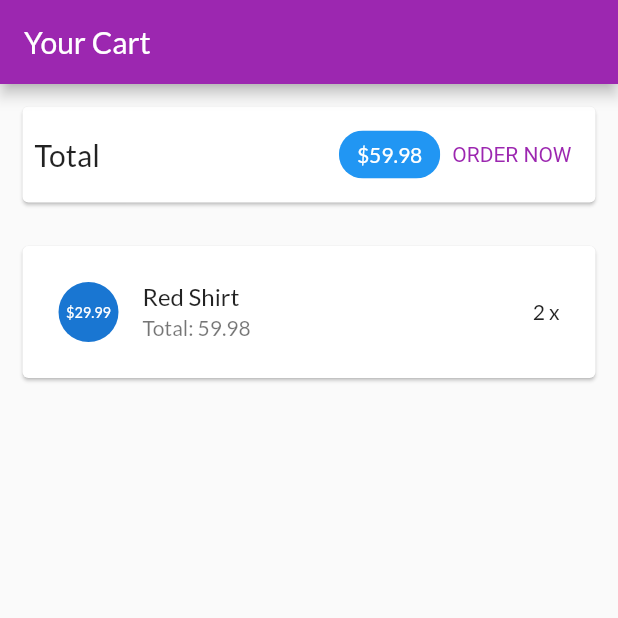
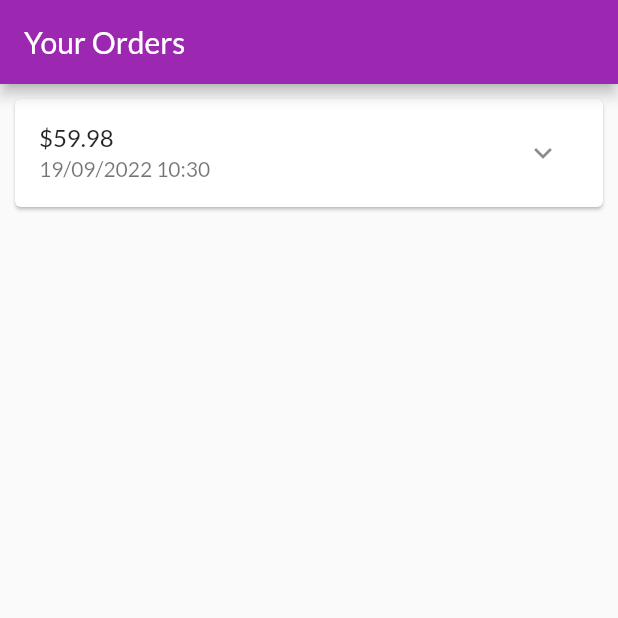
Before and after one commit to Matyudod/myshop, a Flutter app: the screen it shows after launch, on a phone screen of 412 x 824 dp, the top half of it. Run offline on Flutter 3.47's test engine with Material 2 defaults, Android fonts, the phone set to English and light mode, and no system bars.

Commit message:
Xay dung trang cac dat hang

```diff
--- a/lib/main.dart
+++ b/lib/main.dart
@@ -1,5 +1,5 @@
 import 'package:flutter/material.dart';
-import 'ui/cart/cart_screen.dart';
+import 'ui/orders/orders_screen.dart';
 
 void main() {
   runApp(const MyApp());
@@ -21,9 +21,7 @@ class MyApp extends StatelessWidget {
             secondary: Colors.deepOrange,
           )),
       home: const SafeArea(
-        child: SafeArea(
-          child: CartScreen(),
-        ),
+        child: SafeArea(child: OrdersScreen()),
       ),
     );
   }
--- /dev/null
+++ b/lib/models/order_item.dart
@@ -0,0 +1,31 @@
+import 'cart_item.dart';
+
+class OrderItem {
+  final String? id;
+  final double amount;
+  final List<CartItem> products;
+  final DateTime dateTime;
+  int get productCount {
+    return products.length;
+  }
+
+  OrderItem({
+    this.id,
+    required this.amount,
+    required this.products,
+    DateTime? dateTime,
+  }) : dateTime = dateTime ?? DateTime.now();
+  OrderItem copyWith({
+    String? id,
+    double? amount,
+    List<CartItem>? products,
+    DateTime? dateTime,
+  }) {
+    return OrderItem(
+      id: id ?? this.id,
+      amount: amount ?? this.amount,
+      products: products ?? this.products,
+      dateTime: dateTime ?? this.dateTime,
+    );
+  }
+}
--- /dev/null
+++ b/lib/ui/orders/order_item_card.dart
@@ -0,0 +1,76 @@
+import 'dart:math';
+import 'package:flutter/material.dart';
+import 'package:intl/intl.dart';
+import '../../models/order_item.dart';
+
+class OrderItemCard extends StatefulWidget {
+  final OrderItem order;
+  const OrderItemCard(this.order, {super.key});
+  @override
+  State<OrderItemCard> createState() => _OrderItemCardState();
+}
+
+class _OrderItemCardState extends State<OrderItemCard> {
+  var _expanded = false;
+  @override
+  Widget build(BuildContext context) {
+    return Card(
+      margin: const EdgeInsets.all(10),
+      child: Column(
+        children: [
+          buildOrderSummary(),
+          if (_expanded) buildOrderDetails(),
+        ],
+      ),
+    );
+  }
+
+  Widget buildOrderDetails() {
+    return Container(
+      padding: const EdgeInsets.symmetric(horizontal: 15, vertical: 4),
+      height: min(widget.order.productCount * 20.0 + 10, 100),
+      child: ListView(
+        children: widget.order.products
+            .map(
+              (prod) => Row(
+                mainAxisAlignment: MainAxisAlignment.spaceBetween,
+                children: <Widget>[
+                  Text(
+                    prod.title,
+                    style: const TextStyle(
+                      fontSize: 18,
+                      fontWeight: FontWeight.bold,
+                    ),
+                  ),
+                  Text(
+                    '${prod.quantity}x \$${prod.price}',
+                    style: const TextStyle(
+                      fontSize: 18,
+                      color: Colors.grey,
+                    ),
+                  )
+                ],
+              ),
+            )
+            .toList(),
+      ),
+    );
+  }
+
+  Widget buildOrderSummary() {
+    return ListTile(
+      title: Text('\$${widget.order.amount}'),
+      subtitle: Text(
+        DateFormat('dd/MM/yyyy hh:mm').format(widget.order.dateTime),
+      ),
+      trailing: IconButton(
+        icon: Icon(_expanded ? Icons.expand_less : Icons.expand_more),
+        onPressed: () {
+          setState(() {
+            _expanded = !_expanded;
+          });
+        },
+      ),
+    );
+  }
+}
--- /dev/null
+++ b/lib/ui/orders/order_manager.dart
@@ -0,0 +1,30 @@
+import 'package:flutter/material.dart';
+
+import '../../models/cart_item.dart';
+import '../../models/order_item.dart';
+
+class OrdersManager with ChangeNotifier {
+  final List<OrderItem> _orders = [
+    OrderItem(
+      id: 'ol',
+      amount: 59.98,
+      products: [
+        CartItem(
+          id: 'cl',
+          title: 'Red Shirt',
+          price: 29.99,
+          quantity: 2,
+        ),
+      ],
+      dateTime: DateTime.now(),
+    ),
+  ];
+
+  int get orderCount {
+    return _orders.length;
+  }
+
+  List<OrderItem> get orders {
+    return [..._orders];
+  }
+}
--- /dev/null
+++ b/lib/ui/orders/orders_screen.dart
@@ -0,0 +1,20 @@
+import 'package:flutter/material.dart';
+import 'order_manager.dart';
+import 'order_item_card.dart';
+
+class OrdersScreen extends StatelessWidget {
+  const OrdersScreen({super.key});
+  @override
+  Widget build(BuildContext context) {
+    print('building orders');
+    final ordersManager = OrdersManager();
+    return Scaffold(
+      appBar: AppBar(
+        title: const Text('Your Orders'),
+      ),
+      body: ListView.builder(
+          itemCount: ordersManager.orderCount,
+          itemBuilder: (ctx, i) => OrderItemCard(ordersManager.orders[i])),
+    );
+  }
+}
--- a/pubspec.yaml
+++ b/pubspec.yaml
@@ -12,11 +12,11 @@ dependencies:
     flutter:
         sdk: flutter
     cupertino_icons: ^1.0.2
+    intl: ^0.17.0
 
 dev_dependencies:
     flutter_test:
         sdk: flutter
-
     flutter_lints: ^2.0.0
 
 flutter:
```
Also changed, not shown: pubspec.lock.
